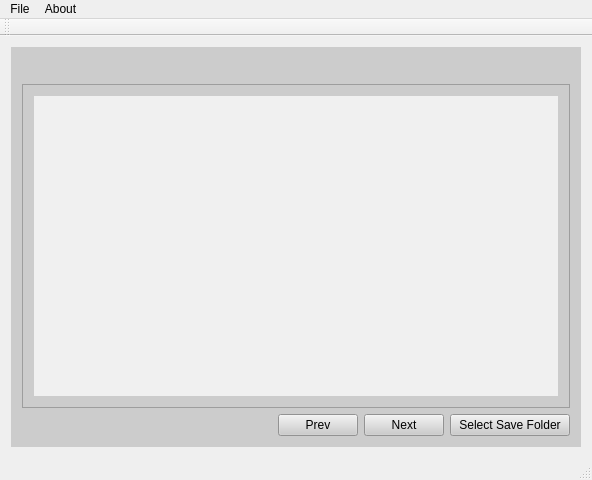
Qt form mainwindow.ui (ashraful100/Cropping-App) before a commit.
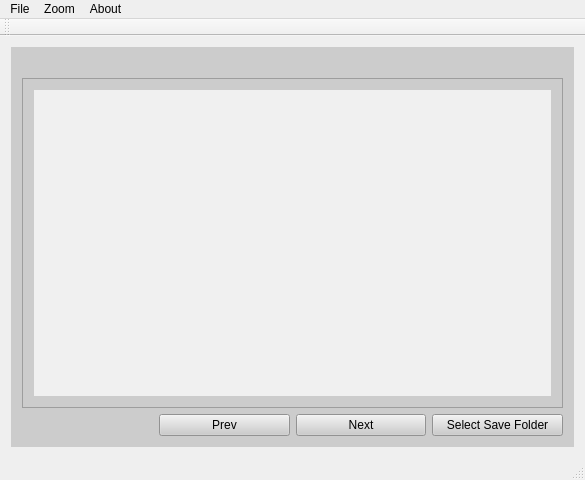
The same form after that commit. Custom widgets are drawn as their Qt base class.

Commit message: QPainter functionalies and Zoom in & Zoom out updated

Patch:
```diff
--- a/mainwindow.ui
+++ b/mainwindow.ui
@@ -20,50 +20,41 @@
       <property name="styleSheet">
        <string notr="true">background-color: rgb(204, 204, 204);</string>
       </property>
-      <layout class="QGridLayout" name="gridLayout_2">
-       <item row="0" column="0" colspan="4">
-        <widget class="QLabel" name="imgName">
-         <property name="maximumSize">
-          <size>
-           <width>16777215</width>
-           <height>20</height>
-          </size>
-         </property>
-         <property name="styleSheet">
-          <string notr="true">font: 10pt &quot;MS Shell Dlg 2&quot;;</string>
-         </property>
-         <property name="text">
-          <string/>
-         </property>
-        </widget>
-       </item>
+      <layout class="QGridLayout" name="gridLayout">
        <item row="1" column="0" colspan="4">
-        <widget class="QFrame" name="frame">
-         <property name="frameShape">
-          <enum>QFrame::StyledPanel</enum>
+        <widget class="QScrollArea" name="scrollArea">
+         <property name="widgetResizable">
+          <bool>true</bool>
          </property>
-         <property name="frameShadow">
-          <enum>QFrame::Raised</enum>
-         </property>
-         <layout class="QGridLayout" name="gridLayout">
-          <item row="0" column="0">
-           <widget class="MyQLabel" name="imgLabel">
-            <property name="styleSheet">
-             <string notr="true">background-color: rgb(240, 240, 240);</string>
-            </property>
-            <property name="text">
-             <string/>
-            </property>
-           </widget>
-          </item>
-         </layout>
+         <widget class="QWidget" name="scrollAreaWidgetContents">
+          <property name="geometry">
+           <rect>
+            <x>0</x>
+            <y>0</y>
+            <width>547</width>
+            <height>338</height>
+           </rect>
+          </property>
+          <layout class="QGridLayout" name="gridLayout_2">
+           <item row="0" column="0">
+            <widget class="MyQLabel" name="imgLabel">
+             <property name="styleSheet">
+              <string notr="true">background-color: rgb(240, 240, 240);</string>
+             </property>
+             <property name="text">
+              <string/>
+             </property>
+            </widget>
+           </item>
+          </layout>
+         </widget>
         </widget>
        </item>
        <item row="2" column="0">
         <widget class="QLabel" name="description">
          <property name="minimumSize">
           <size>
-           <width>250</width>
+           <width>0</width>
            <height>0</height>
           </size>
          </property>
@@ -90,7 +81,7 @@
         <widget class="QPushButton" name="SelectSaveFolder">
          <property name="minimumSize">
           <size>
-           <width>120</width>
+           <width>0</width>
            <height>0</height>
           </size>
          </property>
@@ -99,6 +90,22 @@
          </property>
         </widget>
        </item>
+       <item row="0" column="0" colspan="4">
+        <widget class="QLabel" name="imgName">
+         <property name="maximumSize">
+          <size>
+           <width>16777215</width>
+           <height>20</height>
+          </size>
+         </property>
+         <property name="styleSheet">
+          <string notr="true">font: 10pt &quot;MS Shell Dlg 2&quot;;</string>
+         </property>
+         <property name="text">
+          <string/>
+         </property>
+        </widget>
+       </item>
       </layout>
      </widget>
     </item>
@@ -127,7 +134,16 @@
     </property>
     <addaction name="actionRead_Manual"/>
    </widget>
+   <widget class="QMenu" name="menuZoom">
+    <property name="title">
+     <string>Zoom</string>
+    </property>
+    <addaction name="actionZoom_In"/>
+    <addaction name="actionZoom_Out"/>
+    <addaction name="actionNormal_Size"/>
+   </widget>
    <addaction name="menuFile"/>
+   <addaction name="menuZoom"/>
    <addaction name="menuRead_Manual"/>
   </widget>
   <widget class="QToolBar" name="mainToolBar">
```
Left out of the diff: 15 changed lines with no effect on the pictures. The commit also changes 4 other files.
